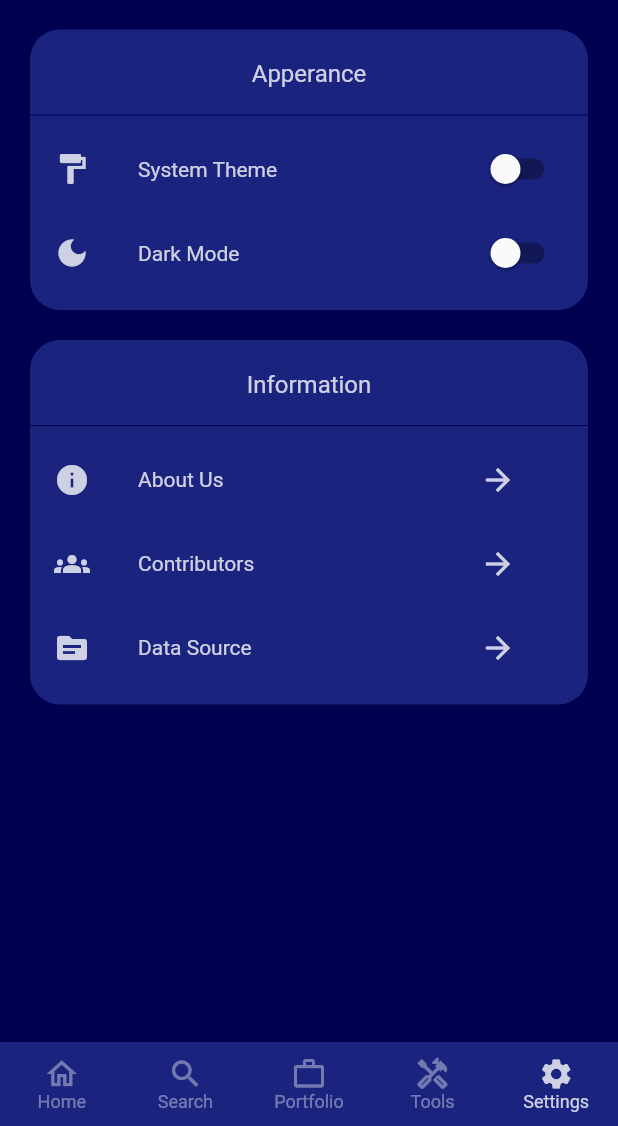
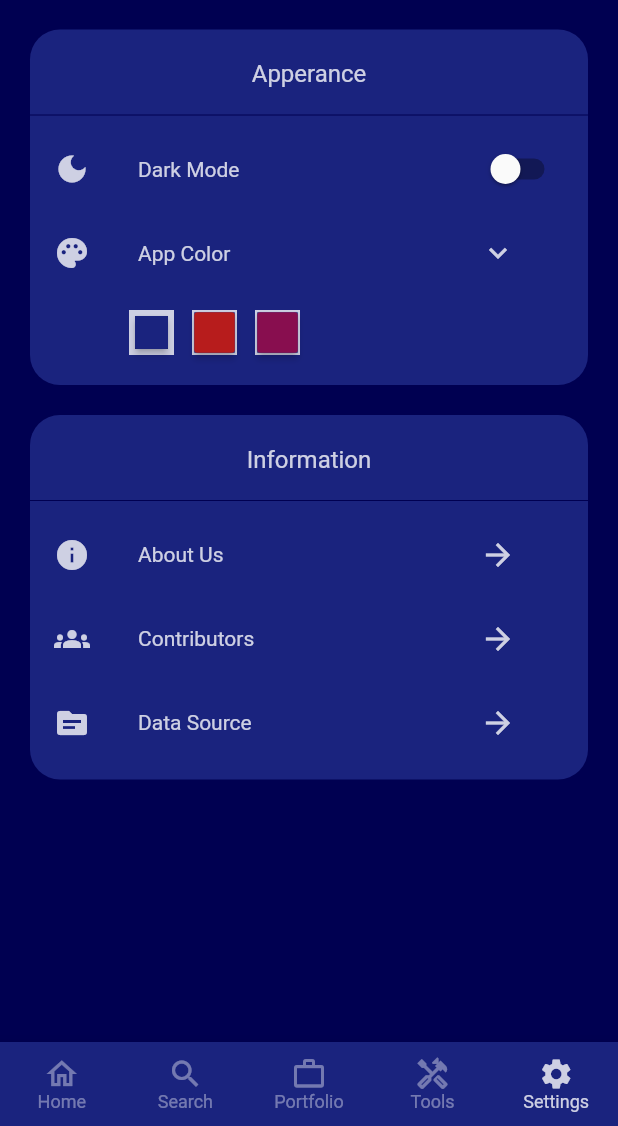
Before and after one commit to joshisijan/my_share_nepal, a Flutter app: the screen it shows after launch, swiped to page 5, on a phone screen of 412 x 824 dp, the part 110-1236 px from its top. Run offline on Flutter 3.47's test engine with Material 2 defaults, Android fonts, the phone set to English and light mode, and no system bars; our stand-ins replace bloc, flutter_bloc, shared_preferences.

Commit message:
added app color selection screen

```diff
--- a/lib/cubit/theme_cubit.dart
+++ b/lib/cubit/theme_cubit.dart
@@ -1,19 +1,45 @@
 import 'package:bloc/bloc.dart';
+import 'package:flutter/material.dart';
+import 'package:my_share_nepal/theme/theme.dart';
+import 'package:my_share_nepal/theme/theme_list.dart';
 import 'package:shared_preferences/shared_preferences.dart';
 
-class ThemeCubit extends Cubit<int> {
-  ThemeCubit() : super(0) {
+class ThemeCubit extends Cubit<ThemeData> {
+  ThemeCubit() : super(kThemeList[0]) {
     checkTheme();
+  }
+
+  getThemeIndex() async {
+    SharedPreferences sharedPreferences = await SharedPreferences.getInstance();
+    return sharedPreferences.getInt('themeIndex') ?? 0;
   }
 
   checkTheme() async {
     SharedPreferences sharedPreferences = await SharedPreferences.getInstance();
-    int themeIndex = sharedPreferences.getInt('themeIndex') ?? 0;
-    emit(themeIndex);
+    bool isDarkTheme = sharedPreferences.getBool('isDark') ?? false;
+    if (isDarkTheme)
+      emit(kDarkTheme);
+    else {
+      int themeIndex = sharedPreferences.getInt('themeIndex') ?? 0;
+      emit(kThemeList[themeIndex]);
+    }
+  }
+
+  toggleDarkTheme() async {
+    SharedPreferences sharedPreferences = await SharedPreferences.getInstance();
+    bool isDarkTheme = sharedPreferences.getBool('isDark') ?? false;
+    if (!isDarkTheme) {
+      emit(kDarkTheme);
+      sharedPreferences.setBool('isDark', true);
+    } else {
+      int themeIndex = sharedPreferences.getInt('themeIndex') ?? 0;
+      emit(kThemeList[themeIndex]);
+      sharedPreferences.setBool('isDark', false);
+    }
   }
 
   changeTheme(int themeIndex) async {
-    emit(themeIndex);
+    emit(kThemeList[themeIndex]);
     SharedPreferences sharedPreferences = await SharedPreferences.getInstance();
     sharedPreferences.setInt('themeIndex', themeIndex);
   }
--- a/lib/main.dart
+++ b/lib/main.dart
@@ -2,7 +2,6 @@ import 'package:flutter/material.dart';
 import 'package:my_share_nepal/app.dart';
 import 'package:my_share_nepal/cubit/theme_cubit.dart';
 import 'package:flutter_bloc/flutter_bloc.dart';
-import 'package:my_share_nepal/theme/theme.dart';
 
 void main() {
   runApp(AppBase());
@@ -21,16 +20,11 @@ class AppBase extends StatelessWidget {
 class AppBaseInternal extends StatelessWidget {
   @override
   Widget build(BuildContext context) {
-    return BlocBuilder<ThemeCubit, int>(
-      builder: (context, themeIndex) {
+    return BlocBuilder<ThemeCubit, ThemeData>(
+      builder: (context, theme) {
         return MaterialApp(
           debugShowCheckedModeBanner: false,
-          theme: themeIndex == 2
-              ? kLightTheme
-              : themeIndex == 0
-                  ? kLightTheme
-                  : kDarkTheme,
-          darkTheme: themeIndex == 2 ? kDarkTheme : null,
+          theme: theme,
           home: App(),
         );
       },
--- a/lib/widget/tools_tab.dart
+++ b/lib/tab/home_tab.dart
@@ -1,7 +1,7 @@
 import 'package:flutter/material.dart';
 import 'package:my_share_nepal/constants.dart';
 
-class ToolsTab extends StatelessWidget {
+class HomeTab extends StatelessWidget {
   @override
   Widget build(BuildContext context) {
     return Container(
@@ -11,7 +11,7 @@ class ToolsTab extends StatelessWidget {
         padding: EdgeInsets.all(kDefaultPadding),
         children: [
           Text(
-            'Settings',
+            'Home',
             style: Theme.of(context).textTheme.headline3!.copyWith(
                   color: Theme.of(context).colorScheme.onPrimary.withAlpha(200),
                 ),
--- a/lib/widget/home_tab.dart
+++ b/lib/tab/portfolio_tab.dart
@@ -1,17 +1,20 @@
 import 'package:flutter/material.dart';
 import 'package:my_share_nepal/constants.dart';
 
-class HomeTab extends StatelessWidget {
+class PortfolioTab extends StatelessWidget {
   @override
   Widget build(BuildContext context) {
     return Container(
       padding: EdgeInsets.only(top: MediaQuery.of(context).padding.top),
+      color: Theme.of(context).primaryColorDark,
       child: ListView(
         padding: EdgeInsets.all(kDefaultPadding),
         children: [
           Text(
-            'Home',
-            style: Theme.of(context).textTheme.headline3,
+            'Portfolio',
+            style: Theme.of(context).textTheme.headline3!.copyWith(
+                  color: Theme.of(context).colorScheme.onPrimary.withAlpha(200),
+                ),
           ),
         ],
       ),
--- a/lib/widget/search_tab.dart
+++ b/lib/tab/search_tab.dart
@@ -6,12 +6,15 @@ class SearchTab extends StatelessWidget {
   Widget build(BuildContext context) {
     return Container(
       padding: EdgeInsets.only(top: MediaQuery.of(context).padding.top),
+      color: Theme.of(context).primaryColorDark,
       child: ListView(
         padding: EdgeInsets.all(kDefaultPadding),
         children: [
           Text(
             'Search',
-            style: Theme.of(context).textTheme.headline3,
+            style: Theme.of(context).textTheme.headline3!.copyWith(
+                  color: Theme.of(context).colorScheme.onPrimary.withAlpha(200),
+                ),
           ),
         ],
       ),
--- a/lib/widget/setting_tab.dart
+++ b/lib/tab/setting_tab.dart
@@ -3,6 +3,7 @@ import 'package:my_share_nepal/constants.dart';
 import 'package:flutter_bloc/flutter_bloc.dart';
 import 'package:my_share_nepal/cubit/theme_cubit.dart';
 import 'package:my_share_nepal/reusable/setting_list_tile.dart';
+import 'package:my_share_nepal/widget/app_color_list.dart';
 
 class SettingTab extends StatefulWidget {
   @override
@@ -12,8 +13,8 @@ class SettingTab extends StatefulWidget {
 class _SettingTabState extends State<SettingTab> {
   @override
   Widget build(BuildContext context) {
-    bool isSystemTheme = context.watch<ThemeCubit>().state == 2;
-    bool isDarkTheme = context.watch<ThemeCubit>().state == 1;
+    bool isDarkTheme =
+        context.watch<ThemeCubit>().state.brightness == Brightness.dark;
     return Container(
       padding: EdgeInsets.only(top: MediaQuery.of(context).padding.top),
       color: Theme.of(context).primaryColorDark,
@@ -56,34 +57,30 @@ class _SettingTabState extends State<SettingTab> {
                   color: Theme.of(context).primaryColorDark,
                 ),
                 SettingListTile(
-                  icon: Icons.format_paint,
-                  title: 'System Theme',
-                  trailing: Switch(
-                    value: isSystemTheme,
-                    onChanged: (value) {
-                      if (isSystemTheme) {
-                        context.read<ThemeCubit>().changeTheme(0);
-                      } else {
-                        context.read<ThemeCubit>().changeTheme(2);
-                      }
-                    },
-                  ),
-                ),
-                SettingListTile(
-                  disabled: isSystemTheme,
                   icon: Icons.dark_mode,
                   title: 'Dark Mode',
                   trailing: Switch(
                     value: isDarkTheme,
                     onChanged: (value) {
-                      if (isDarkTheme) {
-                        context.read<ThemeCubit>().changeTheme(0);
-                      } else {
-                        context.read<ThemeCubit>().changeTheme(1);
-                      }
+                      context.read<ThemeCubit>().toggleDarkTheme();
                     },
                   ),
                 ),
+                SettingListTile(
+                  icon: Icons.palette,
+                  title: 'App Color',
+                  trailing: MaterialButton(
+                    child: Icon(
+                      Icons.keyboard_arrow_down,
+                      color: Theme.of(context)
+                          .colorScheme
+                          .onPrimary
+                          .withAlpha(200),
+                    ),
+                    onPressed: null,
+                  ),
+                ),
+                AppColorList(),
               ],
             ),
           ),
--- a/lib/widget/portfolio_tab.dart
+++ b/lib/tab/tools_tab.dart
@@ -1,17 +1,20 @@
 import 'package:flutter/material.dart';
 import 'package:my_share_nepal/constants.dart';
 
-class PortfolioTab extends StatelessWidget {
+class ToolsTab extends StatelessWidget {
   @override
   Widget build(BuildContext context) {
     return Container(
       padding: EdgeInsets.only(top: MediaQuery.of(context).padding.top),
+      color: Theme.of(context).primaryColorDark,
       child: ListView(
         padding: EdgeInsets.all(kDefaultPadding),
         children: [
           Text(
-            'Portfolio',
-            style: Theme.of(context).textTheme.headline3,
+            'Tools',
+            style: Theme.of(context).textTheme.headline3!.copyWith(
+                  color: Theme.of(context).colorScheme.onPrimary.withAlpha(200),
+                ),
           ),
         ],
       ),
--- a/lib/theme/color.dart
+++ /dev/null
@@ -1,10 +0,0 @@
-import 'package:flutter/material.dart';
-
-const Color kPrimaryColor = Color(0xff1a237e);
-const Color kPrimaryLightColor = Color(0xff534bae);
-const Color kPrimaryDarkColor = Color(0xff000051);
-const Color kSecondaryColor = Color(0xff1a237e);
-const Color kSecondaryLightColor = Color(0xff534bae);
-const Color kSecondaryDarkColor = Color(0xff000051);
-const Color kPrimaryTextColor = Color(0xffffffff);
-const Color kSecondaryTextColor = Color(0xffffffff);
--- a/lib/theme/theme.dart
+++ b/lib/theme/theme.dart
@@ -1,19 +1,48 @@
 import 'package:flutter/material.dart';
-import 'package:my_share_nepal/theme/color.dart';
 
-ThemeData kLightTheme = ThemeData.light().copyWith(
-  primaryColor: kPrimaryColor,
-  primaryColorDark: kPrimaryDarkColor,
-  primaryColorLight: kPrimaryLightColor,
-  accentColor: kSecondaryColor,
+ThemeData kDarkTheme = ThemeData.dark();
+
+ThemeData kIndigoTheme = ThemeData.light().copyWith(
+  primaryColor: Color(0xff1a237e),
+  primaryColorDark: Color(0xff000051),
+  primaryColorLight: Color(0xff534bae),
+  accentColor: Color(0xff1a237e),
   colorScheme: ColorScheme.light().copyWith(
-    primary: kPrimaryColor,
-    primaryVariant: kPrimaryDarkColor,
-    onPrimary: kPrimaryTextColor,
-    secondary: kSecondaryColor,
-    secondaryVariant: kSecondaryDarkColor,
-    onSecondary: kSecondaryTextColor,
+    primary: Color(0xff1a237e),
+    primaryVariant: Color(0xff000051),
+    onPrimary: Color(0xffffffff),
+    secondary: Color(0xff1a237e),
+    secondaryVariant: Color(0xff000051),
+    onSecondary: Color(0xffffffff),
   ),
 );
 
-ThemeData kDarkTheme = ThemeData.dark();
+ThemeData kRedTheme = ThemeData.light().copyWith(
+  primaryColor: Color(0xffb71c1c),
+  primaryColorDark: Color(0xff7f0000),
+  primaryColorLight: Color(0xfff05545),
+  accentColor: Color(0xffb71c1c),
+  colorScheme: ColorScheme.light().copyWith(
+    primary: Color(0xffb71c1c),
+    primaryVariant: Color(0xff7f0000),
+    onPrimary: Color(0xffffffff),
+    secondary: Color(0xffb71c1c),
+    secondaryVariant: Color(0xff7f0000),
+    onSecondary: Color(0xffffffff),
+  ),
+);
+
+ThemeData kPurpleTheme = ThemeData.light().copyWith(
+  primaryColor: Color(0xff880e4f),
+  primaryColorDark: Color(0xff560027),
+  primaryColorLight: Color(0xffbc477b),
+  accentColor: Color(0xff880e4f),
+  colorScheme: ColorScheme.light().copyWith(
+    primary: Color(0xff880e4f),
+    primaryVariant: Color(0xff560027),
+    onPrimary: Color(0xffffffff),
+    secondary: Color(0xff880e4f),
+    secondaryVariant: Color(0xff560027),
+    onSecondary: Color(0xffffffff),
+  ),
+);
--- /dev/null
+++ b/lib/theme/theme_list.dart
@@ -0,0 +1,7 @@
+import 'package:my_share_nepal/theme/theme.dart';
+
+final kThemeList = [
+  kIndigoTheme,
+  kRedTheme,
+  kPurpleTheme,
+];
--- /dev/null
+++ b/lib/widget/app_color_list.dart
@@ -0,0 +1,48 @@
+import 'package:flutter/material.dart';
+import 'package:flutter_bloc/flutter_bloc.dart';
+import 'package:my_share_nepal/constants.dart';
+import 'package:my_share_nepal/cubit/theme_cubit.dart';
+import 'package:my_share_nepal/theme/theme_list.dart';
+
+class AppColorList extends StatelessWidget {
+  @override
+  Widget build(BuildContext context) {
+    return Container(
+      width: double.maxFinite,
+      padding: EdgeInsets.symmetric(horizontal: kDefaultPadding * 3),
+      child: Wrap(
+        alignment: WrapAlignment.start,
+        children: List.generate(
+          kThemeList.length,
+          (themeIndex) {
+            bool isCurrentTheme = Theme.of(context).primaryColor ==
+                kThemeList[themeIndex].primaryColor;
+            return Container(
+              height: 30.0,
+              width: 30.0,
+              margin: EdgeInsets.symmetric(
+                horizontal: kDefaultPadding * 0.3,
+                vertical: kDefaultBorderRadius / 2,
+              ),
+              decoration: BoxDecoration(
+                border: Border.all(
+                  color: Theme.of(context).colorScheme.onPrimary.withAlpha(200),
+                  width: isCurrentTheme ? 4.0 : 1.5,
+                ),
+              ),
+              child: AspectRatio(
+                aspectRatio: 1,
+                child: MaterialButton(
+                  color: kThemeList[themeIndex].primaryColor,
+                  onPressed: () {
+                    context.read<ThemeCubit>().changeTheme(themeIndex);
+                  },
+                ),
+              ),
+            );
+          },
+        ),
+      ),
+    );
+  }
+}
```
Also changed, not shown: lib/app.dart (+5 -5 lines).
